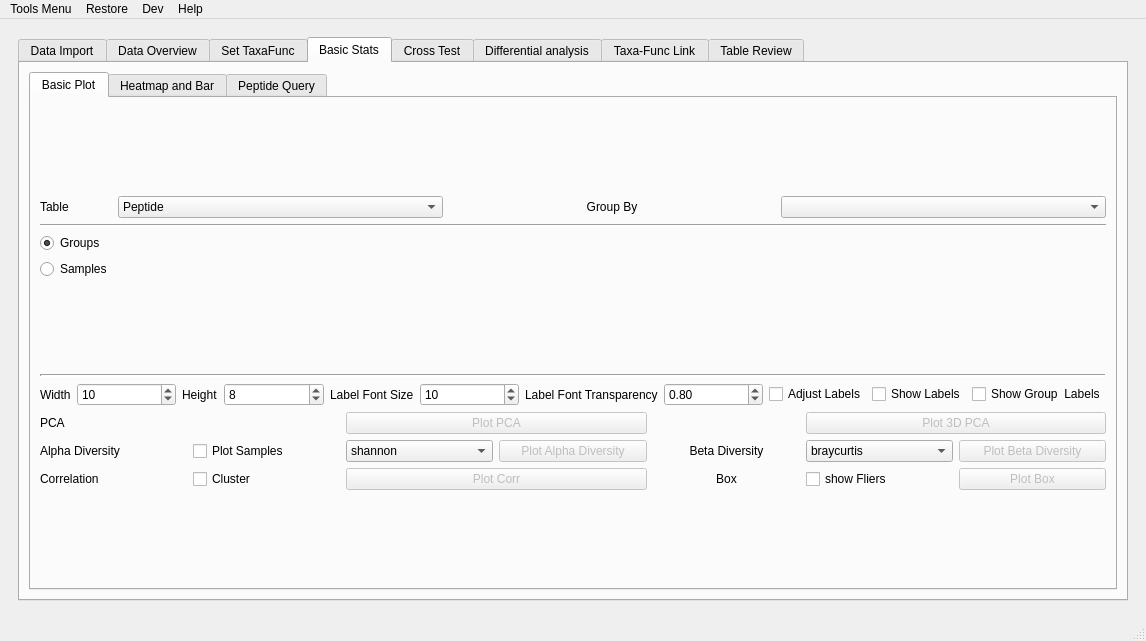
The window that utils/MetaX_GUI/MainWindow.ui (byemaxx/MetaX) describes before a commit, drawn with Qt 5.
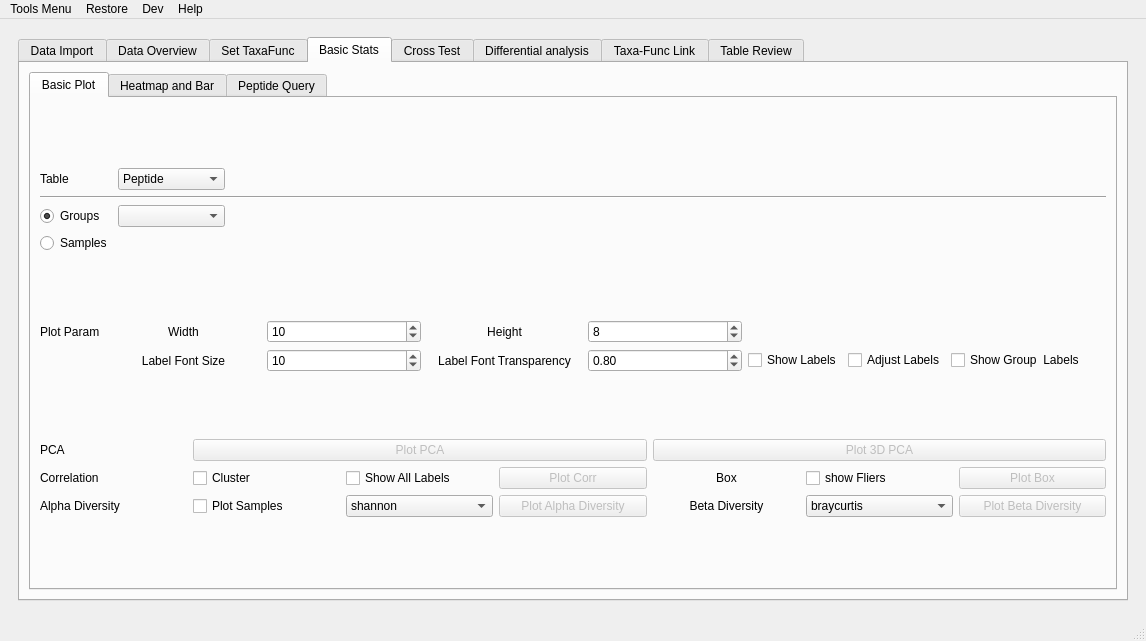
The same window after the commit. The open tabs and pages were chosen to show the change.

Commit message: improve the code for heatmape and corr plot add show all label for corr plot change the layout of corr plot setting

The edit to the form file:
```diff
--- a/utils/MetaX_GUI/MainWindow.ui
+++ b/utils/MetaX_GUI/MainWindow.ui
@@ -46,7 +46,7 @@
            <enum>Qt::LeftToRight</enum>
           </property>
           <property name="currentIndex">
-           <number>6</number>
+           <number>3</number>
           </property>
           <widget class="QWidget" name="tab">
            <attribute name="title">
@@ -240,7 +240,7 @@
                  <x>0</x>
                  <y>0</y>
                  <width>498</width>
-                 <height>424</height>
+                 <height>420</height>
                 </rect>
                </property>
                <attribute name="label">
@@ -1013,7 +1013,7 @@
             <item row="0" column="0">
              <widget class="QTabWidget" name="tabWidget_4">
               <property name="currentIndex">
-               <number>1</number>
+               <number>0</number>
               </property>
               <widget class="QWidget" name="tab_12">
                <attribute name="title">
@@ -1022,10 +1022,10 @@
                <layout class="QGridLayout" name="gridLayout_26">
                 <item row="0" column="0">
                  <layout class="QGridLayout" name="gridLayout_35">
-                  <item row="3" column="0">
-                   <widget class="QRadioButton" name="radioButton_basic_pca_sample">
-                    <property name="text">
-                     <string>Samples</string>
+                  <item row="1" column="0" colspan="4">
+                   <widget class="Line" name="line_7">
+                    <property name="orientation">
+                     <enum>Qt::Horizontal</enum>
                     </property>
                    </widget>
                   </item>
@@ -1045,6 +1045,9 @@
                     </property>
                    </widget>
                   </item>
+                  <item row="3" column="1" colspan="3">
+                   <layout class="QVBoxLayout" name="verticalLayout_basic_pca_sample"/>
+                  </item>
                   <item row="0" column="0">
                    <widget class="QLabel" name="label_70">
                     <property name="sizePolicy">
@@ -1061,10 +1064,30 @@
                     </property>
                    </widget>
                   </item>
+                  <item row="2" column="2" colspan="2">
+                   <layout class="QVBoxLayout" name="verticalLayout_basic_pca_group"/>
+                  </item>
+                  <item row="2" column="1">
+                   <widget class="QComboBox" name="comboBox_basic_pca_meta">
+                    <property name="sizePolicy">
+                     <sizepolicy hsizetype="Preferred" vsizetype="Fixed">
+                      <horstretch>0</horstretch>
+                      <verstretch>0</verstretch>
+                     </sizepolicy>
+                    </property>
+                   </widget>
+                  </item>
+                  <item row="3" column="0">
+                   <widget class="QRadioButton" name="radioButton_basic_pca_sample">
+                    <property name="text">
+                     <string>Samples</string>
+                    </property>
+                   </widget>
+                  </item>
                   <item row="0" column="1">
                    <widget class="QComboBox" name="comboBox_table4pca">
                     <property name="sizePolicy">
-                     <sizepolicy hsizetype="Preferred" vsizetype="Fixed">
+                     <sizepolicy hsizetype="Maximum" vsizetype="Fixed">
                       <horstretch>0</horstretch>
                       <verstretch>0</verstretch>
                      </sizepolicy>
@@ -1091,99 +1114,18 @@
                     </item>
                    </widget>
                   </item>
-                  <item row="0" column="3">
-                   <widget class="QComboBox" name="comboBox_basic_pca_meta">
-                    <property name="sizePolicy">
-                     <sizepolicy hsizetype="Minimum" vsizetype="Fixed">
-                      <horstretch>0</horstretch>
-                      <verstretch>0</verstretch>
-                     </sizepolicy>
-                    </property>
-                   </widget>
-                  </item>
-                  <item row="0" column="2">
-                   <widget class="QLabel" name="label_122">
-                    <property name="sizePolicy">
-                     <sizepolicy hsizetype="Preferred" vsizetype="Preferred">
-                      <horstretch>0</horstretch>
-                      <verstretch>0</verstretch>
-                     </sizepolicy>
-                    </property>
-                    <property name="text">
-                     <string>Group By</string>
-                    </property>
-                    <property name="alignment">
-                     <set>Qt::AlignCenter</set>
-                    </property>
-                   </widget>
-                  </item>
-                  <item row="2" column="1" colspan="3">
-                   <layout class="QVBoxLayout" name="verticalLayout_basic_pca_group"/>
-                  </item>
-                  <item row="3" column="1" colspan="3">
-                   <layout class="QVBoxLayout" name="verticalLayout_basic_pca_sample"/>
-                  </item>
-                  <item row="1" column="0" colspan="4">
-                   <widget class="Line" name="line_7">
-                    <property name="orientation">
-                     <enum>Qt::Horizontal</enum>
-                    </property>
-                   </widget>
-                  </item>
                  </layout>
                 </item>
                 <item row="2" column="0">
                  <layout class="QGridLayout" name="gridLayout_34">
-                  <item row="6" column="2" colspan="2">
-                   <widget class="QPushButton" name="pushButton_plot_pca_sns">
-                    <property name="enabled">
-                     <bool>false</bool>
-                    </property>
-                    <property name="sizePolicy">
-                     <sizepolicy hsizetype="Preferred" vsizetype="Fixed">
-                      <horstretch>0</horstretch>
-                      <verstretch>0</verstretch>
-                     </sizepolicy>
-                    </property>
+                  <item row="0" column="0">
+                   <widget class="QLabel" name="label_121">
                     <property name="text">
-                     <string>Plot PCA</string>
+                     <string>PCA</string>
                     </property>
                    </widget>
                   </item>
-                  <item row="6" column="5" colspan="2">
-                   <widget class="QPushButton" name="pushButton_plot_pca_js">
-                    <property name="enabled">
-                     <bool>false</bool>
-                    </property>
-                    <property name="sizePolicy">
-                     <sizepolicy hsizetype="Preferred" vsizetype="Fixed">
-                      <horstretch>0</horstretch>
-                      <verstretch>0</verstretch>
-                     </sizepolicy>
-                    </property>
-                    <property name="text">
-                     <string>Plot 3D PCA</string>
-                    </property>
-                   </widget>
-                  </item>
-                  <item row="8" column="5">
-                   <widget class="QCheckBox" name="checkBox_box_if_show_fliers">
-                    <property name="text">
-                     <string>show Fliers</string>
-                    </property>
-                   </widget>
-                  </item>
-                  <item row="7" column="4">
-                   <widget class="QLabel" name="label_118">
-                    <property name="text">
-                     <string>Beta Diversity</string>
-                    </property>
-                    <property name="alignment">
-                     <set>Qt::AlignCenter</set>
-                    </property>
-                   </widget>
-                  </item>
-                  <item row="7" column="3">
+                  <item row="2" column="3">
                    <widget class="QPushButton" name="pushButton_plot_alpha_div">
                     <property name="enabled">
                      <bool>false</bool>
@@ -1193,24 +1135,70 @@
                     </property>
                    </widget>
                   </item>
-                  <item row="8" column="1">
+                  <item row="2" column="2">
+                   <widget class="QComboBox" name="comboBox_alpha_div_method">
+                    <property name="enabled">
+                     <bool>true</bool>
+                    </property>
+                    <item>
+                     <property name="text">
+                      <string>shannon</string>
+                     </property>
+                    </item>
+                    <item>
+                     <property name="text">
+                      <string>simpson</string>
+                     </property>
+                    </item>
+                    <item>
+                     <property name="text">
+                      <string>observed_otus</string>
+                     </property>
+                    </item>
+                    <item>
+                     <property name="text">
+                      <string>chao1</string>
+                     </property>
+                    </item>
+                    <item>
+                     <property name="text">
+                      <string>fisher_alpha</string>
+                     </property>
+                    </item>
+                    <item>
+                     <property name="text">
+                      <string>dominance</string>
+                     </property>
+                    </item>
+                    <item>
+                     <property name="text">
+                      <string>menhinick</string>
+                     </property>
+                    </item>
+                   </widget>
+                  </item>
+                  <item row="1" column="1">
                    <widget class="QCheckBox" name="checkBox_corr_cluster">
                     <property name="text">
                      <string>Cluster</string>
                     </property>
                    </widget>
                   </item>
-                  <item row="8" column="6">
-                   <widget class="QPushButton" name="pushButton_plot_box_sns">
-                    <property name="enabled">
-                     <bool>false</bool>
+                  <item row="2" column="1">
+                   <widget class="QCheckBox" name="checkBox_alpha_div_plot_all_samples">
+                    <property name="text">
+                     <string>Plot Samples</string>
                     </property>
+                   </widget>
+                  </item>
+                  <item row="1" column="0">
+                   <widget class="QLabel" name="label_119">
                     <property name="text">
-                     <string>Plot Box</string>
+                     <string>Correlation</string>
                     </property>
                    </widget>
                   </item>
-                  <item row="7" column="0">
+                  <item row="2" column="0">
                    <widget class="QLabel" name="label_117">
                     <property name="sizePolicy">
                      <sizepolicy hsizetype="Preferred" vsizetype="Maximum">
@@ -1223,27 +1211,40 @@
                     </property>
                    </widget>
                   </item>
-                  <item row="8" column="2" colspan="2">
-                   <widget class="QPushButton" name="pushButton_plot_corr">
-                    <property name="enabled">
-                     <bool>false</bool>
+                  <item row="1" column="4">
+                   <widget class="QLabel" name="label_120">
+                    <property name="sizePolicy">
+                     <sizepolicy hsizetype="Preferred" vsizetype="Maximum">
+                      <horstretch>0</horstretch>
+                      <verstretch>0</verstretch>
+                     </sizepolicy>
                     </property>
                     <property name="text">
-                     <string>Plot Corr</string>
+                     <string>Box</string>
                     </property>
+                    <property name="alignment">
+                     <set>Qt::AlignCenter</set>
+                    </property>
                    </widget>
                   </item>
-                  <item row="7" column="6">
-                   <widget class="QPushButton" name="pushButton_plot_beta_div">
-                    <property name="enabled">
-                     <bool>false</bool>
+                  <item row="2" column="4">
+                   <widget class="QLabel" name="label_118">
+                    <property name="text">
+                     <string>Beta Diversity</string>
                     </property>
+                    <property name="alignment">
+                     <set>Qt::AlignCenter</set>
+                    </property>
+                   </widget>
+                  </item>
+                  <item row="1" column="5">
+                   <widget class="QCheckBox" name="checkBox_box_if_show_fliers">
                     <property name="text">
-                     <string>Plot Beta Diversity</string>
+                     <string>show Fliers</string>
                     </property>
                    </widget>
                   </item>
-                  <item row="7" column="5">
+                  <item row="2" column="5">
                    <widget class="QComboBox" name="comboBox_beta_div_method">
                     <property name="enabled">
                      <bool>true</bool>
@@ -1295,114 +1296,83 @@
                     </item>
                    </widget>
                   </item>
-                  <item row="6" column="0">
-                   <widget class="QLabel" name="label_121">
+                  <item row="1" column="6">
+                   <widget class="QPushButton" name="pushButton_plot_box_sns">
+                    <property name="enabled">
+                     <bool>false</bool>
+                    </property>
                     <property name="text">
-                     <string>PCA</string>
+                     <string>Plot Box</string>
                     </property>
                    </widget>
                   </item>
-                  <item row="8" column="4">
-                   <widget class="QLabel" name="label_120">
-                    <property name="sizePolicy">
-                     <sizepolicy hsizetype="Preferred" vsizetype="Maximum">
-                      <horstretch>0</horstretch>
-                      <verstretch>0</verstretch>
-                     </sizepolicy>
+                  <item row="2" column="6">
+                   <widget class="QPushButton" name="pushButton_plot_beta_div">
+                    <property name="enabled">
+                     <bool>false</bool>
                     </property>
                     <property name="text">
-                     <string>Box</string>
+                     <string>Plot Beta Diversity</string>
                     </property>
-                    <property name="alignment">
-                     <set>Qt::AlignCenter</set>
-                    </property>
                    </widget>
                   </item>
-                  <item row="7" column="1">
-                   <widget class="QCheckBox" name="checkBox_alpha_div_plot_all_samples">
-                    <property name="text">
-                     <string>Plot Samples</string>
-                    </property>
-                   </widget>
-                  </item>
-                  <item row="7" column="2">
-                   <widget class="QComboBox" name="comboBox_alpha_div_method">
+                  <item row="1" column="3">
+                   <widget class="QPushButton" name="pushButton_plot_corr">
                     <property name="enabled">
-                     <bool>true</bool>
+                     <bool>false</bool>
                     </property>
-                    <item>
                      <property name="text">
-                      <string>shannon</string>
-                     </property>
-                    </item>
-                    <item>
+                     <string>Plot Corr</string>
+                    </property>
+                   </widget>
+                  </item>
+                  <item row="1" column="2">
+                   <widget class="QCheckBox" name="checkBox_corr_show_all_labels">
                      <property name="text">
-                      <string>simpson</string>
-                     </property>
-                    </item>
-                    <item>
-                     <property name="text">
-                      <string>observed_otus</string>
-                     </property>
-                    </item>
-                    <item>
-                     <property name="text">
-                      <string>chao1</string>
-                     </property>
-                    </item>
-                    <item>
+                     <string>Show All Labels</string>
+                    </property>
+                   </widget>
+                  </item>
+                  <item row="0" column="1" colspan="3">
+                   <widget class="QPushButton" name="pushButton_plot_pca_sns">
+                    <property name="enabled">
+                     <bool>false</bool>
+                    </property>
+                    <property name="sizePolicy">
+                     <sizepolicy hsizetype="Preferred" vsizetype="Fixed">
+                      <horstretch>0</horstretch>
+                      <verstretch>0</verstretch>
+                     </sizepolicy>
+                    </property>
                      <property name="text">
-                      <string>fisher_alpha</string>
-                     </property>
-                    </item>
-                    <item>
-                     <property name="text">
-                      <string>dominance</string>
-                     </property>
-                    </item>
-                    <item>
-                     <property name="text">
-                      <string>menhinick</string>
-                     </property>
-                    </item>
+                     <string>Plot PCA</string>
+                    </property>
                    </widget>
                   </item>
-                  <item row="8" column="0">
-                   <widget class="QLabel" name="label_119">
-                    <property name="text">
-                     <string>Correlation</string>
+                  <item row="0" column="4" colspan="3">
+                   <widget class="QPushButton" name="pushButton_plot_pca_js">
+                    <property name="enabled">
+                     <bool>false</bool>
                     </property>
-                   </widget>
-                  </item>
-                  <item row="5" column="0" colspan="7">
-                   <layout class="QHBoxLayout" name="horizontalLayout">
-                    <item>
-                     <widget class="QLabel" name="label_94">
                       <property name="sizePolicy">
-                       <sizepolicy hsizetype="Fixed" vsizetype="Preferred">
+                     <sizepolicy hsizetype="Preferred" vsizetype="Fixed">
                         <horstretch>0</horstretch>
                         <verstretch>0</verstretch>
                        </sizepolicy>
                       </property>
                       <property name="text">
-                       <string>Width</string>
+                     <string>Plot 3D PCA</string>
                       </property>
                      </widget>
                     </item>
-                    <item>
-                     <widget class="QSpinBox" name="spinBox_basic_pca_width">
-                      <property name="minimum">
-                       <number>1</number>
-                      </property>
-                      <property name="value">
-                       <number>10</number>
-                      </property>
-                     </widget>
-                    </item>
-                    <item>
+                 </layout>
+                </item>
+                <item row="1" column="0">
+                 <layout class="QGridLayout" name="gridLayout_36">
+                  <item row="0" column="3">
                      <widget class="QLabel" name="label_101">
                       <property name="sizePolicy">
-                       <sizepolicy hsizetype="Fixed" vsizetype="Preferred">
+                     <sizepolicy hsizetype="Preferred" vsizetype="Preferred">
                         <horstretch>0</horstretch>
                         <verstretch>0</verstretch>
                        </sizepolicy>
@@ -1410,10 +1380,19 @@
                       <property name="text">
                        <string>Height</string>
                       </property>
-                     </widget>
-                    </item>
-                    <item>
+                    <property name="alignment">
+                     <set>Qt::AlignCenter</set>
+                    </property>
+                   </widget>
+                  </item>
+                  <item row="0" column="4">
                      <widget class="QSpinBox" name="spinBox_basic_pca_height">
+                    <property name="sizePolicy">
+                     <sizepolicy hsizetype="Preferred" vsizetype="Fixed">
+                      <horstretch>0</horstretch>
+                      <verstretch>0</verstretch>
+                     </sizepolicy>
+                    </property>
                       <property name="minimum">
                        <number>1</number>
                       </property>
@@ -1422,10 +1401,97 @@
                       </property>
                      </widget>
                     </item>
-                    <item>
+                  <item row="0" column="2">
+                   <widget class="QSpinBox" name="spinBox_basic_pca_width">
+                    <property name="sizePolicy">
+                     <sizepolicy hsizetype="Preferred" vsizetype="Fixed">
+                      <horstretch>0</horstretch>
+                      <verstretch>0</verstretch>
+                     </sizepolicy>
+                    </property>
+                    <property name="minimum">
+                     <number>1</number>
+                    </property>
+                    <property name="value">
+                     <number>10</number>
+                    </property>
+                   </widget>
+                  </item>
+                  <item row="0" column="1">
+                   <widget class="QLabel" name="label_94">
+                    <property name="sizePolicy">
+                     <sizepolicy hsizetype="Preferred" vsizetype="Preferred">
+                      <horstretch>0</horstretch>
+                      <verstretch>0</verstretch>
+                     </sizepolicy>
+                    </property>
+                    <property name="text">
+                     <string>Width</string>
+                    </property>
+                    <property name="alignment">
+                     <set>Qt::AlignCenter</set>
+                    </property>
+                   </widget>
+                  </item>
+                  <item row="0" column="0">
+                   <widget class="QLabel" name="label_122">
+                    <property name="sizePolicy">
+                     <sizepolicy hsizetype="Maximum" vsizetype="Preferred">
+                      <horstretch>0</horstretch>
+                      <verstretch>0</verstretch>
+                     </sizepolicy>
+                    </property>
+                    <property name="text">
+                     <string>Plot Param</string>
+                    </property>
+                   </widget>
+                  </item>
+                  <item row="1" column="8">
+                   <widget class="QCheckBox" name="checkBox_pca_if_show_group_name_in_label">
+                    <property name="sizePolicy">
+                     <sizepolicy hsizetype="Preferred" vsizetype="Fixed">
+                      <horstretch>0</horstretch>
+                      <verstretch>0</verstretch>
+                     </sizepolicy>
+                    </property>
+                    <property name="text">
+                     <string>Show Group  Labels</string>
+                    </property>
+                   </widget>
+                  </item>
+                  <item row="1" column="7">
+                   <widget class="QCheckBox" name="checkBox_pca_if_adjust_pca_label">
+                    <property name="sizePolicy">
+                     <sizepolicy hsizetype="Maximum" vsizetype="Fixed">
+                      <horstretch>0</horstretch>
+                      <verstretch>0</verstretch>
+                     </sizepolicy>
+                    </property>
+                    <property name="text">
+                     <string>Adjust Labels</string>
+                    </property>
+                   </widget>
+                  </item>
+                  <item row="1" column="6">
+                   <widget class="QCheckBox" name="checkBox_pca_if_show_lable">
+                    <property name="sizePolicy">
+                     <sizepolicy hsizetype="Fixed" vsizetype="Fixed">
+                      <horstretch>0</horstretch>
+                      <verstretch>0</verstretch>
+                     </sizepolicy>
+                    </property>
+                    <property name="layoutDirection">
+                     <enum>Qt::LeftToRight</enum>
+                    </property>
+                    <property name="text">
+                     <string>Show Labels</string>
+                    </property>
+                   </widget>
+                  </item>
+                  <item row="1" column="1">
                      <widget class="QLabel" name="label_107">
                       <property name="sizePolicy">
-                       <sizepolicy hsizetype="Fixed" vsizetype="Preferred">
+                     <sizepolicy hsizetype="Preferred" vsizetype="Preferred">
                         <horstretch>0</horstretch>
                         <verstretch>0</verstretch>
                        </sizepolicy>
@@ -1433,9 +1499,12 @@
                       <property name="text">
                        <string>Label Font Size</string>
                       </property>
-                     </widget>
-                    </item>
-                    <item>
+                    <property name="alignment">
+                     <set>Qt::AlignCenter</set>
+                    </property>
+                   </widget>
+                  </item>
+                  <item row="1" column="2">
                      <widget class="QSpinBox" name="spinBox_basic_pca_label_font_size">
                       <property name="minimum">
                        <number>1</number>
@@ -1448,10 +1517,10 @@
                       </property>
                      </widget>
                     </item>
-                    <item>
+                  <item row="1" column="3">
                      <widget class="QLabel" name="label_116">
                       <property name="sizePolicy">
-                       <sizepolicy hsizetype="Fixed" vsizetype="Preferred">
+                     <sizepolicy hsizetype="Preferred" vsizetype="Preferred">
                         <horstretch>0</horstretch>
                         <verstretch>0</verstretch>
                        </sizepolicy>
@@ -1459,10 +1528,19 @@
                       <property name="text">
                        <string>Label Font Transparency</string>
                       </property>
-                     </widget>
-                    </item>
-                    <item>
+                    <property name="alignment">
+                     <set>Qt::AlignCenter</set>
+                    </property>
+                   </widget>
+                  </item>
+                  <item row="1" column="4">
                      <widget class="QDoubleSpinBox" name="doubleSpinBox_basic_pca_label_font_transparency">
+                    <property name="sizePolicy">
+                     <sizepolicy hsizetype="Preferred" vsizetype="Fixed">
+                      <horstretch>0</horstretch>
+                      <verstretch>0</verstretch>
+                     </sizepolicy>
+                    </property>
                       <property name="maximum">
                        <double>1.000000000000000</double>
                       </property>
@@ -1471,60 +1549,6 @@
                       </property>
                       <property name="value">
                        <double>0.800000000000000</double>
-                      </property>
-                     </widget>
-                    </item>
-                    <item>
-                     <widget class="QCheckBox" name="checkBox_pca_if_adjust_pca_label">
-                      <property name="sizePolicy">
-                       <sizepolicy hsizetype="Maximum" vsizetype="Fixed">
-                        <horstretch>0</horstretch>
-                        <verstretch>0</verstretch>
-                       </sizepolicy>
-                      </property>
-                      <property name="text">
-                       <string>Adjust Labels</string>
-                      </property>
-                     </widget>
-                    </item>
-                    <item>
-                     <widget class="QCheckBox" name="checkBox_pca_if_show_lable">
-                      <property name="sizePolicy">
-                       <sizepolicy hsizetype="Fixed" vsizetype="Fixed">
-                        <horstretch>0</horstretch>
-                        <verstretch>0</verstretch>
-                       </sizepolicy>
-                      </property>
-                      <property name="layoutDirection">
-                       <enum>Qt::LeftToRight</enum>
-                      </property>
-                      <property name="text">
-                       <string>Show Labels</string>
-                      </property>
-                     </widget>
-                    </item>
-                    <item>
-                     <widget class="QCheckBox" name="checkBox_pca_if_show_group_name_in_label">
-                      <property name="sizePolicy">
-                       <sizepolicy hsizetype="Maximum" vsizetype="Fixed">
-                        <horstretch>0</horstretch>
-                        <verstretch>0</verstretch>
-                       </sizepolicy>
-                      </property>
-                      <property name="text">
-                       <string>Show Group  Labels</string>
-                      </property>
-                     </widget>
-                    </item>
-                   </layout>
-                  </item>
-                  <item row="2" column="0" colspan="7">
-                   <widget class="Line" name="line_9">
-                    <property name="lineWidth">
-                     <number>2</number>
-                    </property>
-                    <property name="orientation">
-                     <enum>Qt::Horizontal</enum>
                     </property>
                    </widget>
                   </item>
```
Lines whose indentation alone changed are shown as unchanged. The commit also changes 5 other files.
